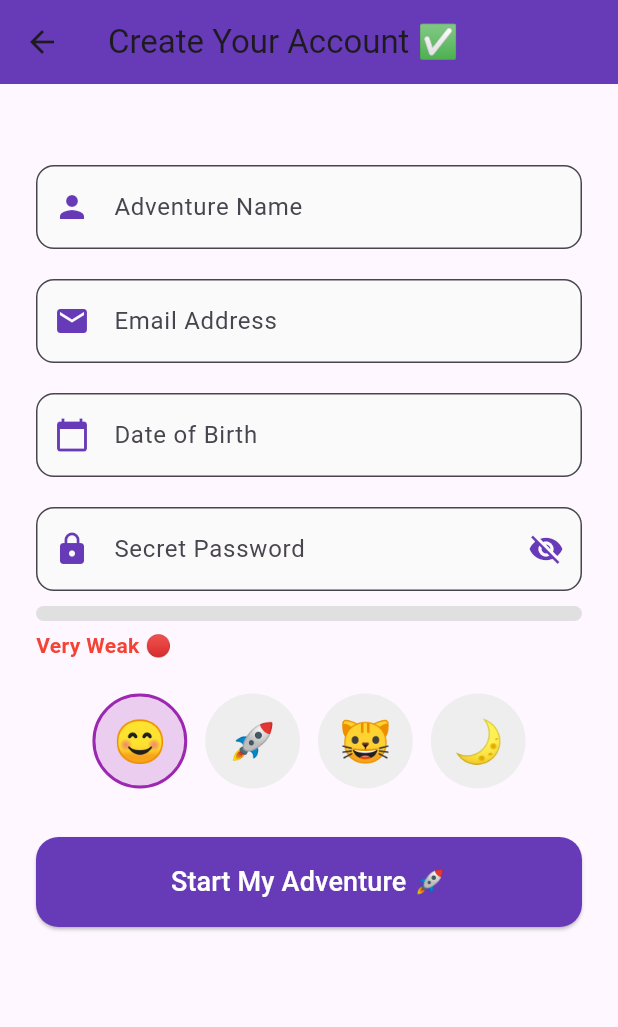
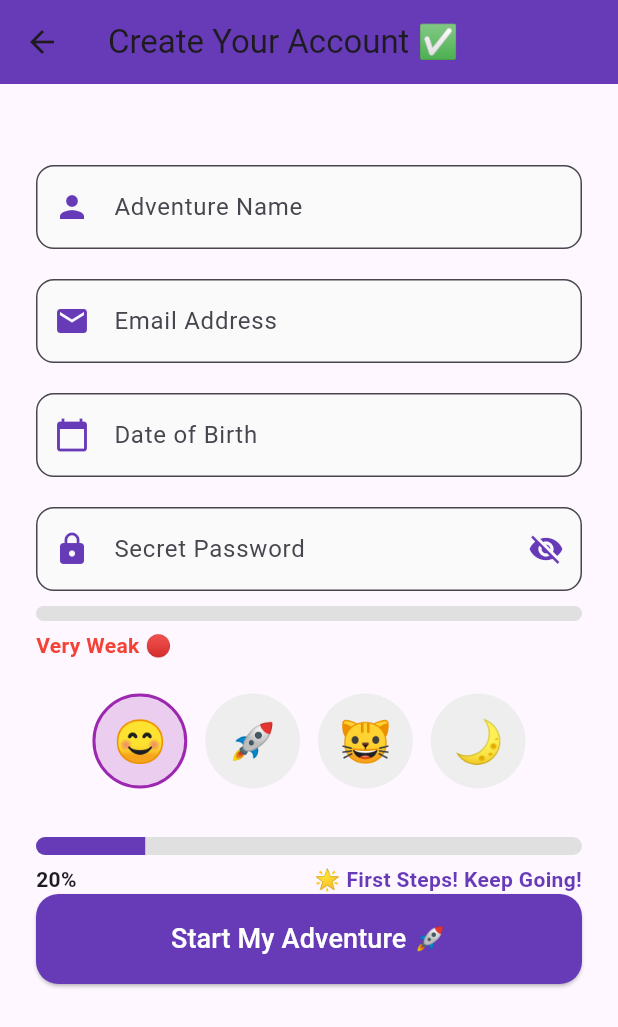
Before and after one commit to usmann56/signup_adventure, a Flutter app: the SignupScreen screen opened directly, after a tap on an icon or button, on a phone screen of 412 x 824 dp. Shown: the top 1027 px of the screen. Run offline on Flutter 3.47's test engine with Material 3 defaults, Android fonts, the phone set to English and light mode, and no system bars; our stand-ins replace animated_text_kit, confetti.

Commit message:
progress update using confetti

```diff
--- a/lib/screens/signup_screen.dart
+++ b/lib/screens/signup_screen.dart
@@ -1,5 +1,6 @@
 import 'package:flutter/material.dart';
 import 'success_screen.dart'; // Import for navigation
+import 'package:confetti/confetti.dart';
 
 // Signup Screen w/ Interactive Form
 class SignupScreen extends StatefulWidget {
@@ -26,6 +27,14 @@ class _SignupScreenState extends State<SignupScreen> {
 
   bool _hadValidationError = false;
   List<String> _badges = [];
+
+  double _progress = 0.0; // 0.0 → 1.0
+  String _progressMessage = "";
+
+  final ConfettiController _progressConfettiController = ConfettiController(
+    duration: const Duration(seconds: 2),
+  );
+  Set<int> _milestonesReached = {}; // Track which milestones fired
 
   @override
   void dispose() {
@@ -63,6 +72,7 @@ class _SignupScreenState extends State<SignupScreen> {
         _strengthColor = Colors.green;
       }
     });
+    _updateProgress();
   }
 
   String _getStrengthLabel() {
@@ -70,6 +80,47 @@ class _SignupScreenState extends State<SignupScreen> {
     if (_passwordStrength <= 0.50) return "Weak 🟠";
     if (_passwordStrength <= 0.75) return "Strong 🟡";
     return "Excellent ✅";
+  }
+
+  void _updateProgress() {
+    double progress = 0;
+
+    if (_nameController.text.isNotEmpty) progress += 0.2;
+    if (_emailController.text.isNotEmpty) progress += 0.2;
+    if (_passwordController.text.isNotEmpty) progress += 0.2;
+    if (_dobController.text.isNotEmpty) progress += 0.2;
+    if (_avatarController.text.isNotEmpty) progress += 0.2;
+
+    setState(() {
+      _progress = progress;
+
+      // Milestones
+      int milestonePercent = (_progress * 100).round();
+
+      if (!_milestonesReached.contains(milestonePercent) &&
+          [20, 40, 60, 80, 100].contains(milestonePercent)) {
+        _milestonesReached.add(milestonePercent);
+        _progressConfettiController.play();
+
+        switch (milestonePercent) {
+          case 20:
+            _progressMessage = "🌟 First Steps! Keep Going!";
+            break;
+          case 40:
+            _progressMessage = "🔥 Second Step Done!";
+            break;
+          case 60:
+            _progressMessage = "More Then Halfway There! You got this!";
+            break;
+          case 80:
+            _progressMessage = "⚡ Almost Complete! Adventure Awaits!";
+            break;
+          case 100:
+            _progressMessage = "🏆 Fully Ready! Let’s Begin the Journey!";
+            break;
+        }
+      }
+    });
   }
 
   void _assignBadges() {
@@ -122,6 +173,7 @@ class _SignupScreenState extends State<SignupScreen> {
         _dobController.text = "${picked.day}/${picked.month}/${picked.year}";
       });
     }
+    _updateProgress();
   }
 
   void _submitForm() {
@@ -188,6 +240,7 @@ class _SignupScreenState extends State<SignupScreen> {
                   icon: Icons.person,
                   validator: (value) =>
                       value!.isEmpty ? 'Enter your name adventurer!' : null,
+                  onChanged: (_) => _updateProgress(),
                 ),
                 const SizedBox(height: 20),
 
@@ -200,6 +253,7 @@ class _SignupScreenState extends State<SignupScreen> {
                     if (!value.contains('@')) return 'Enter valid email';
                     return null;
                   },
+                  onChanged: (_) => _updateProgress(),
                 ),
                 const SizedBox(height: 20),
 
@@ -302,8 +356,13 @@ class _SignupScreenState extends State<SignupScreen> {
                   children: _avatars.map((emoji) {
                     final isSelected = _avatarController.text == emoji;
                     return GestureDetector(
-                      onTap: () =>
-                          setState(() => _avatarController.text = emoji),
+                      onTap: () {
+                        setState(() {
+                          _avatarController.text = emoji;
+                        });
+                        _updateProgress();
+                      },
+
                       child: Container(
                         padding: const EdgeInsets.all(12),
                         decoration: BoxDecoration(
@@ -328,6 +387,60 @@ class _SignupScreenState extends State<SignupScreen> {
                 ),
 
                 const SizedBox(height: 30),
+                Column(
+                  crossAxisAlignment: CrossAxisAlignment.start,
+                  children: [
+                    AnimatedContainer(
+                      duration: const Duration(milliseconds: 400),
+                      height: 12,
+                      decoration: BoxDecoration(
+                        borderRadius: BorderRadius.circular(20),
+                        color: Colors.grey.shade300,
+                      ),
+                      child: ClipRRect(
+                        borderRadius: BorderRadius.circular(20),
+                        child: LinearProgressIndicator(
+                          value: _progress,
+                          backgroundColor: Colors.transparent,
+                          valueColor: AlwaysStoppedAnimation(Colors.deepPurple),
+                        ),
+                      ),
+                    ),
+                    const SizedBox(height: 6),
+                    Row(
+                      mainAxisAlignment: MainAxisAlignment.spaceBetween,
+                      children: [
+                        Text(
+                          "${(_progress * 100).round()}%",
+                          style: const TextStyle(fontWeight: FontWeight.bold),
+                        ),
+                        Text(
+                          _progressMessage,
+                          style: const TextStyle(
+                            color: Colors.deepPurple,
+                            fontWeight: FontWeight.w600,
+                          ),
+                          textAlign: TextAlign.end,
+                        ),
+                      ],
+                    ),
+                  ],
+                ),
+                Align(
+                  alignment: Alignment.topCenter,
+                  child: ConfettiWidget(
+                    confettiController: _progressConfettiController,
+                    blastDirectionality: BlastDirectionality.explosive,
+                    shouldLoop: false,
+                    colors: const [
+                      Colors.deepPurple,
+                      Colors.purple,
+                      Colors.blue,
+                      Colors.green,
+                      Colors.orange,
+                    ],
+                  ),
+                ),
 
                 // ✅ Button / Loading
                 AnimatedContainer(
@@ -363,6 +476,7 @@ class _SignupScreenState extends State<SignupScreen> {
     required String label,
     required IconData icon,
     required String? Function(String?) validator,
+    required void Function(String)? onChanged,
   }) {
     return TextFormField(
       controller: controller,
@@ -374,6 +488,7 @@ class _SignupScreenState extends State<SignupScreen> {
         fillColor: Colors.grey[50],
       ),
       validator: validator,
+      onChanged: onChanged,
     );
   }
 }
```
